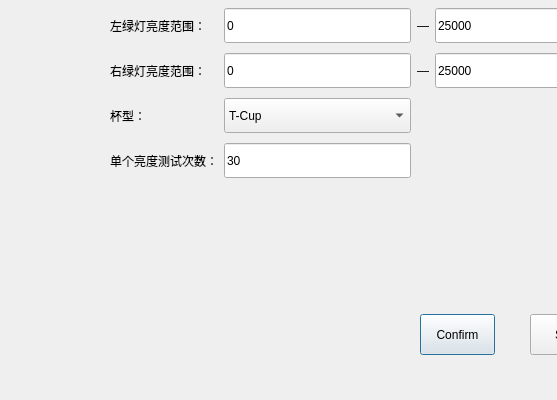
This is AdjustLight/StandardMachineCalibrateDialog.ui in china-larry/DrugDetector as Qt 5 draws it before an edit; both pictures show x 0 to 557 and y 126 to 526 of the 1030 by 526 pixel window. The edited form follows.
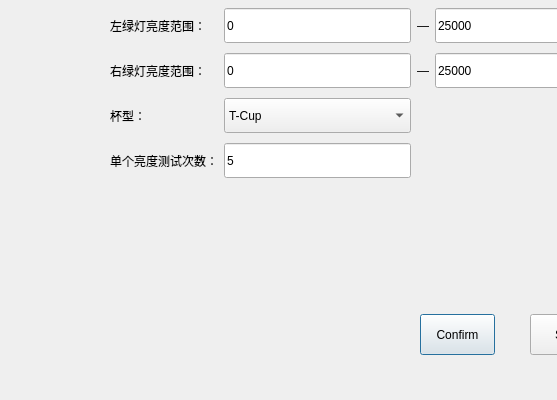
This is the edited form.

The edit to the form file:
```diff
--- a/AdjustLight/StandardMachineCalibrateDialog.ui
+++ b/AdjustLight/StandardMachineCalibrateDialog.ui
@@ -402,7 +402,7 @@
        </size>
       </property>
       <property name="text">
-       <string>30</string>
+       <string>5</string>
       </property>
       <property name="readOnly">
        <bool>true</bool>
```
